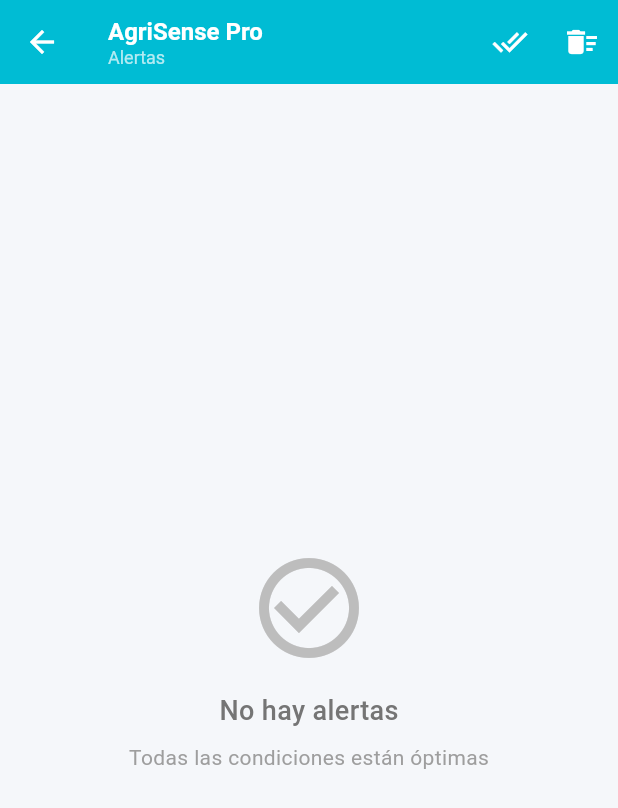
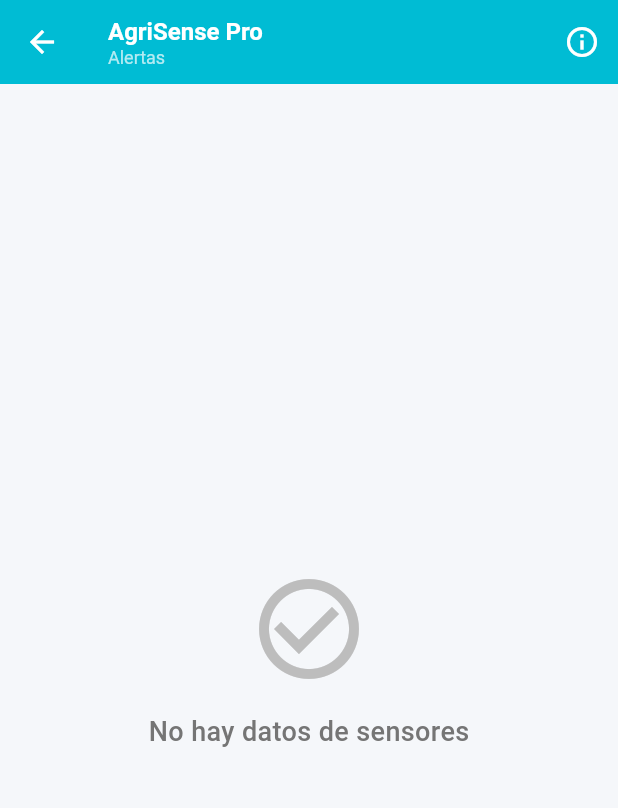
Before and after one commit to Armandoj1/Invernadero, a Flutter app: the AlertsScreen screen opened directly, on a phone screen of 412 x 824 dp. Shown: the top 808 px of the screen. Run offline on Flutter 3.47's test engine with Material 3 defaults, Android fonts, the phone set to English and light mode, and no system bars; our stand-ins replace cloud_firestore, firebase_auth, firebase_core, firebase_database, fl_chart, flutter_markdown and 3 more; accounts and stored records are empty.

Commit message:
Update alerts_screen.dart
Co-Authored-By: Dario12311 <111399824+Dario12311@users.noreply.github.com>

```diff
--- a/lib/screens/alerts_screen.dart
+++ b/lib/screens/alerts_screen.dart
@@ -1,9 +1,6 @@
 import 'package:flutter/material.dart';
 import 'package:get/get.dart';
-import '../services/alert_service.dart';
-import '../models/alert_model.dart';
-import '../controllers/auth_controller.dart';
-import 'package:intl/intl.dart';
+import '../services/firebase_service.dart';
 
 class AlertsScreen extends StatefulWidget {
   const AlertsScreen({Key? key}) : super(key: key);
@@ -13,13 +10,10 @@ class AlertsScreen extends StatefulWidget {
 }
 
 class _AlertsScreenState extends State<AlertsScreen> {
-  final AlertService _alertService = AlertService();
+  final FirebaseService _firebaseService = FirebaseService();
 
   @override
   Widget build(BuildContext context) {
-    final authController = Get.find<AuthController>();
-    final userId = authController.user?.uid ?? '';
-
     return Scaffold(
       backgroundColor: const Color(0xFFF5F7FA),
       appBar: AppBar(
@@ -51,56 +45,163 @@ class _AlertsScreenState extends State<AlertsScreen> {
         ),
         actions: [
           IconButton(
-            icon: const Icon(Icons.done_all, color: Colors.white),
-            onPressed: () async {
-              await _alertService.markAllAsRead(userId);
-              ScaffoldMessenger.of(context).showSnackBar(
-                const SnackBar(content: Text('Todas las alertas marcadas como leídas')),
-              );
-            },
-            tooltip: 'Marcar todas como leídas',
-          ),
-          IconButton(
-            icon: const Icon(Icons.delete_sweep, color: Colors.white),
+            icon: const Icon(Icons.info_outline, color: Colors.white),
             onPressed: () {
               showDialog(
                 context: context,
                 builder: (context) => AlertDialog(
-                  title: const Text('Eliminar todas las alertas'),
-                  content: const Text('¿Deseas eliminar todas las alertas?'),
+                  title: const Text('Alertas en Tiempo Real'),
+                  content: const Text(
+                    'Las alertas se calculan automáticamente basándose en los datos actuales de los sensores. '
+                    'Se muestran cuando las condiciones están fuera del rango óptimo para el tipo de cultivo.',
+                  ),
                   actions: [
                     TextButton(
                       onPressed: () => Navigator.pop(context),
-                      child: const Text('Cancelar'),
-                    ),
-                    TextButton(
-                      onPressed: () async {
-                        await _alertService.deleteAllAlerts(userId);
-                        Navigator.pop(context);
-                        ScaffoldMessenger.of(context).showSnackBar(
-                          const SnackBar(content: Text('Alertas eliminadas')),
-                        );
-                      },
-                      child: const Text('Eliminar'),
+                      child: const Text('Entendido'),
                     ),
                   ],
                 ),
               );
             },
-            tooltip: 'Eliminar todas',
+            tooltip: 'Información',
           ),
         ],
       ),
-      body: StreamBuilder<List<AlertModel>>(
-        stream: _alertService.getAlerts(userId),
+      body: StreamBuilder<List<Map<String, dynamic>>>(
+        stream: _firebaseService.getRtdbHistorical(),
         builder: (context, snapshot) {
           if (snapshot.connectionState == ConnectionState.waiting) {
             return const Center(child: CircularProgressIndicator());
           }
 
-          final alerts = snapshot.data ?? [];
+          final entries = snapshot.data ?? [];
+          if (entries.isEmpty) {
+            return Center(
+              child: Column(
+                mainAxisAlignment: MainAxisAlignment.center,
+                children: [
+                  Icon(
+                    Icons.check_circle_outline,
+                    size: 80,
+                    color: Colors.grey.shade400,
+                  ),
+                  const SizedBox(height: 16),
+                  Text(
+                    'No hay datos de sensores',
+                    style: TextStyle(
+                      fontSize: 18,
+                      color: Colors.grey.shade600,
+                      fontWeight: FontWeight.w500,
+                    ),
+                  ),
+                ],
+              ),
+            );
+          }
 
-          if (alerts.isEmpty) {
+          // Obtener última lectura de Lechuga
+          Map<String, dynamic>? latest;
+          for (final item in entries.reversed) {
+            if ((item['planta'] ?? '') == 'Lechuga') {
+              latest = item;
+              break;
+            }
+          }
+          latest ??= entries.last;
+
+          final double temp = ((latest['temperatura'] ?? 0) as num).toDouble();
+          final double humAir = ((latest['humedad_aire'] ?? 0) as num).toDouble();
+          final double humSoil = ((latest['humedad_suelo'] ?? 0) as num).toDouble();
+          final String fecha = (latest['fecha'] ?? '') as String;
+
+          // Calcular alertas basadas en rangos óptimos para Lechuga
+          final List<Map<String, dynamic>> activeAlerts = [];
+
+          // Temperatura (15-20°C óptimo)
+          if (!(temp >= 15 && temp <= 20)) {
+            String severity = 'medium';
+            String title = '';
+            String message = '';
+
+            if (temp < 7) {
+              severity = 'critical';
+              title = 'Temperatura Crítica Baja';
+              message = 'La temperatura está en ${temp.toStringAsFixed(1)}°C. Está muy por debajo del rango óptimo (15-20°C). Riesgo de congelación de las plantas.';
+            } else if (temp < 15) {
+              severity = temp < 10 ? 'high' : 'medium';
+              title = 'Temperatura Baja';
+              message = 'La temperatura está en ${temp.toStringAsFixed(1)}°C. El rango óptimo es 15-20°C. Considera activar el calefactor.';
+            } else if (temp > 27) {
+              severity = 'critical';
+              title = 'Temperatura Crítica Alta';
+              message = 'La temperatura está en ${temp.toStringAsFixed(1)}°C. Está muy por encima del rango óptimo (15-20°C). Riesgo de estrés térmico severo.';
+            } else {
+              severity = temp > 24 ? 'high' : 'medium';
+              title = 'Temperatura Alta';
+              message = 'La temperatura está en ${temp.toStringAsFixed(1)}°C. El rango óptimo es 15-20°C. Considera activar el ventilador o abrir ventilación.';
+            }
+
+            activeAlerts.add({
+              'title': title,
+              'message': message,
+              'severity': severity,
+              'plantType': 'Lechuga',
+              'timestamp': fecha,
+            });
+          }
+
+          // Humedad aire (70-80% óptimo)
+          if (!(humAir >= 70 && humAir <= 80)) {
+            String severity = 'medium';
+            String title = '';
+            String message = '';
+
+            if (humAir < 70) {
+              severity = humAir < 50 ? 'high' : 'medium';
+              title = 'Humedad del Aire Baja';
+              message = 'La humedad del aire está en ${humAir.toStringAsFixed(1)}%. El rango óptimo es 70-80%. Considera usar humidificadores.';
+            } else {
+              severity = humAir > 90 ? 'high' : 'medium';
+              title = 'Humedad del Aire Alta';
+              message = 'La humedad del aire está en ${humAir.toStringAsFixed(1)}%. El rango óptimo es 70-80%. Mejora la ventilación para reducir humedad.';
+            }
+
+            activeAlerts.add({
+              'title': title,
+              'message': message,
+              'severity': severity,
+              'plantType': 'Lechuga',
+              'timestamp': fecha,
+            });
+          }
+
+          // Humedad suelo (60-80% óptimo)
+          if (!(humSoil >= 60 && humSoil <= 80)) {
+            String severity = 'medium';
+            String title = '';
+            String message = '';
+
+            if (humSoil < 60) {
+              severity = humSoil < 40 ? 'high' : 'medium';
+              title = 'Humedad del Suelo Baja';
+              message = 'La humedad del suelo está en ${humSoil.toStringAsFixed(1)}%. El rango óptimo es 60-80%. Activa el sistema de riego.';
+            } else {
+              severity = humSoil > 90 ? 'high' : 'medium';
+              title = 'Humedad del Suelo Alta';
+              message = 'La humedad del suelo está en ${humSoil.toStringAsFixed(1)}%. El rango óptimo es 60-80%. Reduce el riego para evitar encharcamiento.';
+            }
+
+            activeAlerts.add({
+              'title': title,
+              'message': message,
+              'severity': severity,
+              'plantType': 'Lechuga',
+              'timestamp': fecha,
+            });
+          }
+
+          if (activeAlerts.isEmpty) {
             return Center(
               child: Column(
                 mainAxisAlignment: MainAxisAlignment.center,
@@ -132,24 +233,12 @@ class _AlertsScreenState extends State<AlertsScreen> {
             );
           }
 
-          // Separar alertas no leídas y leídas
-          final unreadAlerts = alerts.where((a) => !a.isRead).toList();
-          final readAlerts = alerts.where((a) => a.isRead).toList();
-
           return ListView(
             padding: const EdgeInsets.all(16),
             children: [
-              if (unreadAlerts.isNotEmpty) ...[
-                _sectionTitle('Alertas Activas', unreadAlerts.length),
+              _sectionTitle('Alertas Activas', activeAlerts.length),
               const SizedBox(height: 8),
-                ...unreadAlerts.map((alert) => _buildAlertCard(alert, userId)),
-                const SizedBox(height: 24),
-              ],
-              if (readAlerts.isNotEmpty) ...[
-                _sectionTitle('Alertas Leídas', readAlerts.length),
-                const SizedBox(height: 8),
-                ...readAlerts.map((alert) => _buildAlertCard(alert, userId, isRead: true)),
-              ],
+              ...activeAlerts.map((alert) => _buildAlertCardFromData(alert)),
             ],
           );
         },
@@ -188,53 +277,19 @@ class _AlertsScreenState extends State<AlertsScreen> {
     );
   }
 
-  Widget _buildAlertCard(AlertModel alert, String userId, {bool isRead = false}) {
-    final timeFormat = DateFormat('dd/MM/yyyy HH:mm');
-    final severityConfig = _getSeverityConfig(alert.severity);
+  Widget _buildAlertCardFromData(Map<String, dynamic> alert) {
+    final severityConfig = _getSeverityConfig(alert['severity']);
 
-    return Dismissible(
-      key: Key(alert.id),
-      direction: DismissDirection.endToStart,
-      onDismissed: (direction) {
-        _alertService.deleteAlert(alert.id);
-        ScaffoldMessenger.of(context).showSnackBar(
-          SnackBar(
-            content: const Text('Alerta eliminada'),
-            action: SnackBarAction(
-              label: 'Deshacer',
-              onPressed: () {
-                _alertService.saveAlert(alert);
-              },
-            ),
-          ),
-        );
-      },
-      background: Container(
-        alignment: Alignment.centerRight,
-        padding: const EdgeInsets.only(right: 20),
-        decoration: BoxDecoration(
-          color: Colors.red,
-          borderRadius: BorderRadius.circular(12),
-        ),
-        child: const Icon(Icons.delete, color: Colors.white),
-      ),
-      child: Card(
-        elevation: isRead ? 0 : 2,
+    return Card(
+      elevation: 2,
       margin: const EdgeInsets.only(bottom: 12),
       shape: RoundedRectangleBorder(
         borderRadius: BorderRadius.circular(12),
         side: BorderSide(
-            color: isRead ? Colors.grey.shade200 : severityConfig['color'],
-            width: isRead ? 1 : 2,
+          color: severityConfig['color'],
+          width: 2,
         ),
       ),
-        child: InkWell(
-          onTap: () {
-            if (!alert.isRead) {
-              _alertService.markAsRead(alert.id);
-            }
-          },
-          borderRadius: BorderRadius.circular(12),
       child: Padding(
         padding: const EdgeInsets.all(16),
         child: Column(
@@ -263,15 +318,14 @@ class _AlertsScreenState extends State<AlertsScreen> {
                         children: [
                           Expanded(
                             child: Text(
-                                  alert.title,
-                                  style: TextStyle(
+                              alert['title'],
+                              style: const TextStyle(
                                 fontSize: 16,
                                 fontWeight: FontWeight.bold,
-                                    color: isRead ? Colors.grey : Colors.black87,
+                                color: Colors.black87,
                               ),
                             ),
                           ),
-                              if (!alert.isRead)
                           Container(
                             width: 8,
                             height: 8,
@@ -298,10 +352,10 @@ class _AlertsScreenState extends State<AlertsScreen> {
             ),
             const SizedBox(height: 12),
             Text(
-                  alert.message,
-                  style: TextStyle(
+              alert['message'],
+              style: const TextStyle(
                 fontSize: 14,
-                    color: isRead ? Colors.grey.shade600 : Colors.black87,
+                color: Colors.black87,
                 height: 1.4,
               ),
             ),
@@ -311,7 +365,7 @@ class _AlertsScreenState extends State<AlertsScreen> {
                 Icon(Icons.eco, size: 16, color: Colors.grey.shade600),
                 const SizedBox(width: 4),
                 Text(
-                      alert.plantType,
+                  alert['plantType'],
                   style: TextStyle(
                     fontSize: 12,
                     color: Colors.grey.shade600,
@@ -321,7 +375,7 @@ class _AlertsScreenState extends State<AlertsScreen> {
                 Icon(Icons.access_time, size: 16, color: Colors.grey.shade600),
                 const SizedBox(width: 4),
                 Text(
-                      timeFormat.format(alert.timestamp),
+                  alert['timestamp'],
                   style: TextStyle(
                     fontSize: 12,
                     color: Colors.grey.shade600,
@@ -330,8 +384,6 @@ class _AlertsScreenState extends State<AlertsScreen> {
               ],
             ),
           ],
-            ),
-          ),
         ),
       ),
     );
```
Lines whose indentation alone changed are shown as unchanged.
